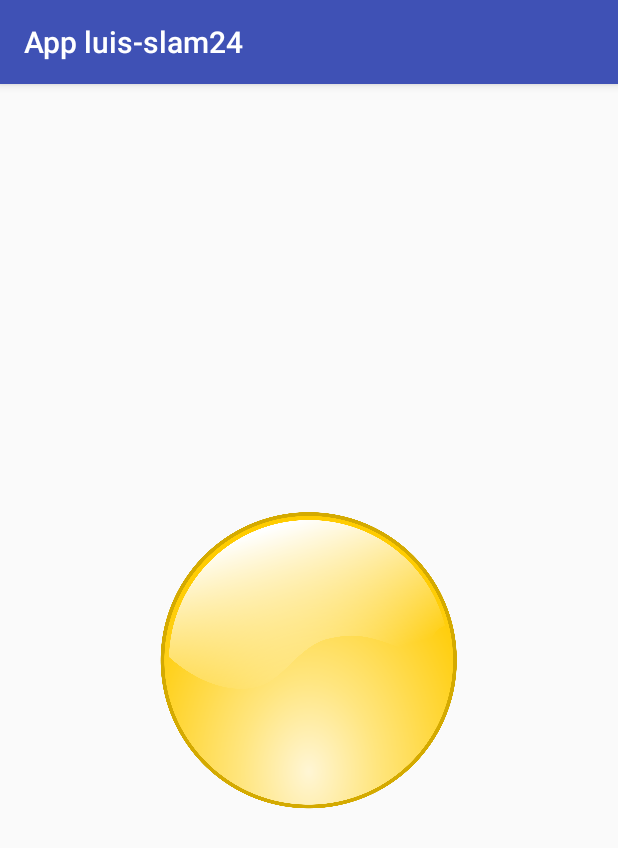
After one commit to dehors/android-SmartGeeks, an Android app: the Main10Activity screen opened directly, with no data from a screen before it, on a phone screen of 412 x 824 dp. The commit adds this screen. Shown: the top 848 px of the screen. Run offline under Robolectric (Android 15) with nearby library versions, the phone set to English and light mode, and no system bars.

Commit message:
feat: Bottom animate

```diff
--- a/app/src/main/AndroidManifest.xml
+++ b/app/src/main/AndroidManifest.xml
@@ -23,7 +23,8 @@
         <activity android:name=".Main6Activity" />
         <activity android:name=".Main7Activity" />
         <activity android:name=".Main8Activity" />
-        <activity android:name=".Main9Activity"></activity>
+        <activity android:name=".Main9Activity" />
+        <activity android:name=".Main10Activity"></activity>
     </application>
 
 </manifest>
--- /dev/null
+++ b/app/src/main/java/com/example/slam24/smartgeeks/Main10Activity.java
@@ -0,0 +1,13 @@
+package com.example.slam24.smartgeeks;
+
+import android.support.v7.app.AppCompatActivity;
+import android.os.Bundle;
+
+public class Main10Activity extends AppCompatActivity {
+
+    @Override
+    protected void onCreate(Bundle savedInstanceState) {
+        super.onCreate(savedInstanceState);
+        setContentView(R.layout.activity_main10);
+    }
+}
--- /dev/null
+++ b/app/src/main/res/drawable/animaboton.xml
@@ -0,0 +1,5 @@
+<?xml version="1.0" encoding="utf-8"?>
+<selector xmlns:android="http://schemas.android.com/apk/res/android">
+    <item android:drawable="@drawable/boton1"  android:state_pressed="true"></item>
+    <item android:drawable="@drawable/boton"></item>
+</selector>
--- /dev/null
+++ b/app/src/main/res/layout/activity_main10.xml
@@ -0,0 +1,19 @@
+<RelativeLayout
+    xmlns:tools="http://schemas.android.com/tools"
+    android:layout_width="match_parent"
+    android:layout_height="match_parent"
+    android:orientation="vertical"
+    android:paddingBottom="16dp"
+    android:paddingLeft="16dp"
+    android:paddingRight="16dp"
+    android:paddingTop="16dp"
+    tools:context="com.example.slam24.smartgeeks.MainActivity"
+    xmlns:android="http://schemas.android.com/apk/res/android">
+
+    <Button
+        android:layout_width="200dp"
+        android:layout_height="200dp"
+        android:layout_centerInParent="true"
+        android:background="@drawable/animaboton"/>
+
+</RelativeLayout>
```
Also changed, not shown: app/src/main/java/com/example/slam24/smartgeeks/MainActivity.java (+8 -1 lines), app/src/main/res/layout/activity_main.xml (+14 -2 lines), app/src/main/res/drawable/boton.png (added), app/src/main/res/drawable/boton1.png (added).
